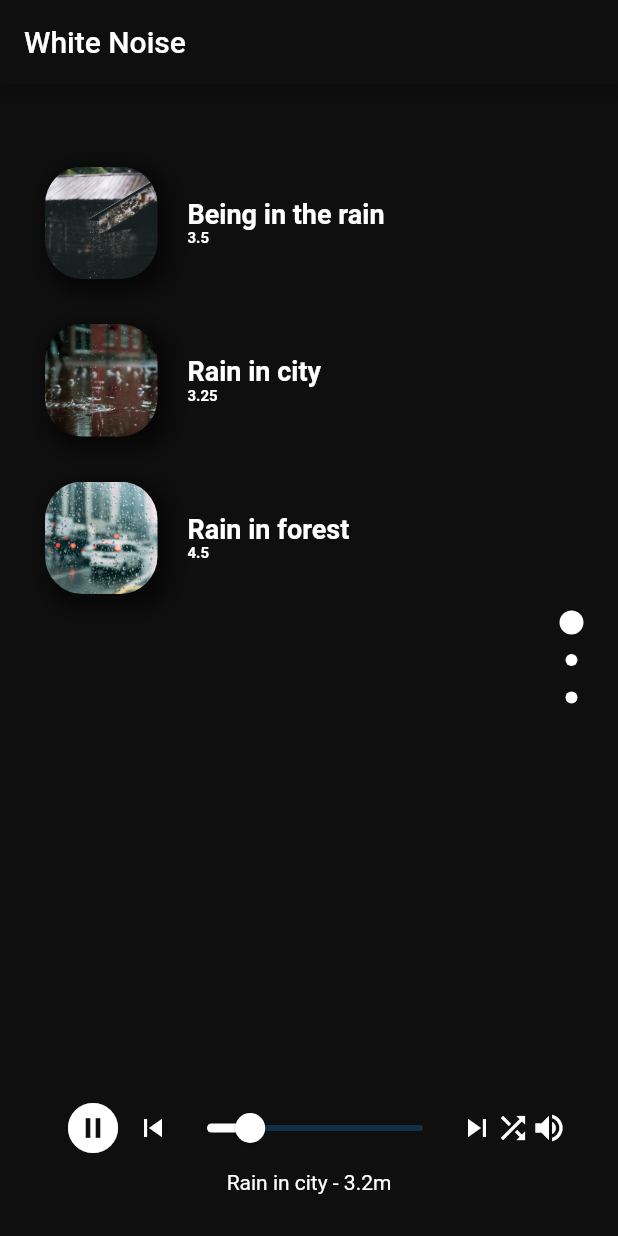
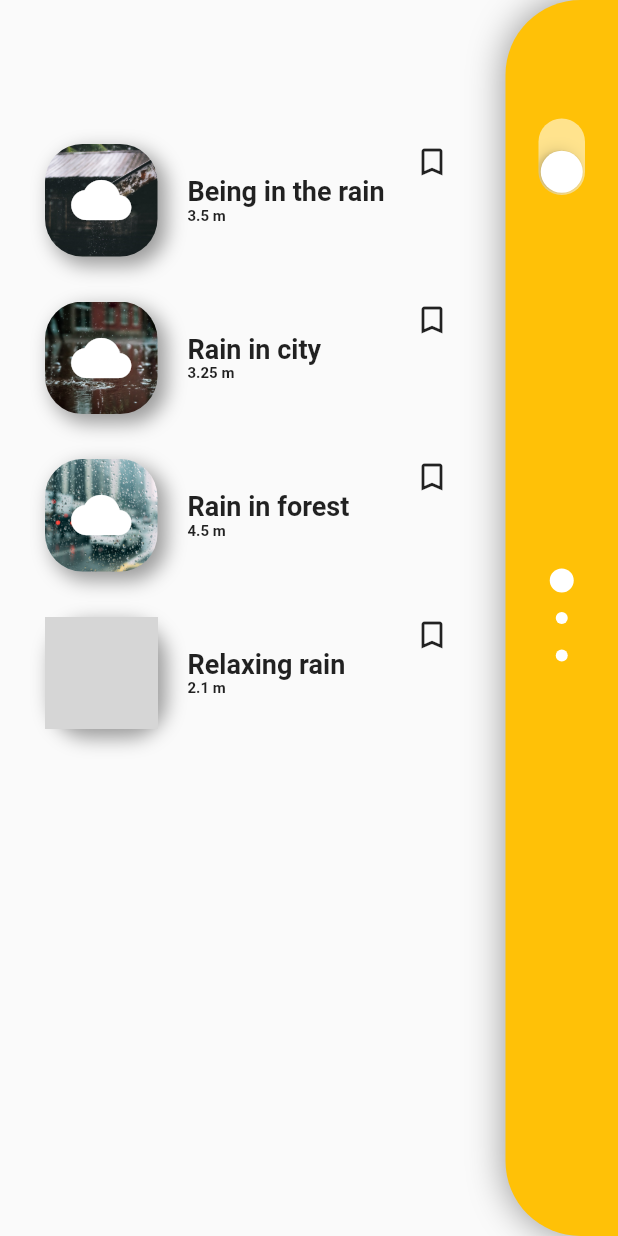
Before and after one commit to conradomanclossi/white_noise, a Flutter app: the screen it shows after launch, on a phone screen of 412 x 824 dp. Run offline on Flutter 3.47's test engine with Material 2 defaults, Android fonts, the phone set to English and light mode, and no system bars; our stand-ins replace flutter_mobx, mobx; generated files the repository leaves out were written again; grey boxes are pictures that could not be loaded.

Commit message:
Update UI

```diff
--- a/lib/main.dart
+++ b/lib/main.dart
@@ -1,7 +1,9 @@
 import 'package:flutter/material.dart';
 import 'package:provider/provider.dart';
-
+// Pages
+import 'pages/items/theme.dart';
 import 'pages/controllers/controller.dart';
+import 'pages/controllers/song_controller.dart';
 import 'pages/home.dart';
 
 void main() => runApp(App());
@@ -9,8 +11,13 @@ void main() => runApp(App());
 class App extends StatelessWidget {
   @override
   Widget build(BuildContext context) {
-    return Provider(
-      create: (_) => Controller(),
+    return MultiProvider(
+      providers: [
+        Provider(create: (_) => Controller()),
+        Provider(create: (_) => Song()),
+        ChangeNotifierProvider(
+            create: (_) => ThemeProvider(isLightTheme: true)),
+      ],
       child: MaterialApp(
         home: HomePage(),
         debugShowCheckedModeBanner: false,
--- a/lib/pages/home.dart
+++ b/lib/pages/home.dart
@@ -1,7 +1,10 @@
+import 'package:flutter/cupertino.dart';
 import 'package:flutter/material.dart';
 import 'package:flutter/widgets.dart';
+import 'package:flutter_mobx/flutter_mobx.dart';
 import 'package:provider/provider.dart';
 import 'package:white_noise/pages/controllers/controller.dart';
+import 'package:white_noise/pages/items/theme.dart';
 import 'package:white_noise/pages/page.dart';
 import 'dart:math';
 
@@ -12,7 +15,6 @@ class DotsIndicator extends AnimatedWidget {
     this.controller,
     this.itemCount,
     this.onPageSelected,
-    this.color: Colors.white,
   }) : super(listenable: controller);
 
   final PageController controller;
@@ -20,8 +22,6 @@ class DotsIndicator extends AnimatedWidget {
   final int itemCount;
 
   final ValueChanged<int> onPageSelected;
-
-  final Color color;
 
   Widget _buildDot(int index) {
     double selectedness = Curves.easeOut.transform(
@@ -35,7 +35,7 @@ class DotsIndicator extends AnimatedWidget {
       width: 25.0,
       child: Center(
         child: Material(
-          color: color,
+          color: Colors.white,
           type: MaterialType.circle,
           child: Container(
             width: 8.0 * zoom,
@@ -68,39 +68,52 @@ class HomePageState extends State<HomePage> {
   @override
   Widget build(BuildContext context) {
     final controller = Provider.of<Controller>(context);
-    List keysList = controller.keysList;
+    final themeProvider = Provider.of<ThemeProvider>(context);
 
     return MaterialApp(
+      theme: themeProvider.getThemeData,
+      title: "White Noise",
       home: Scaffold(
-        backgroundColor: Color(0xFF0F0F0F),
-        appBar: AppBar(
-          title: Text('White Noise'),
-          backgroundColor: Color(0xFF0F0F0F),
-        ),
         body: Stack(
           children: <Widget>[
             PageView.builder(
               scrollDirection: Axis.vertical,
               physics: AlwaysScrollableScrollPhysics(),
               controller: _controller,
-                itemCount: keysList.length,
+              itemCount: controller.getClassElementList.length,
               itemBuilder: (BuildContext context, int index) {
-                  var item = keysList[index];
-                  return Pages(controller.songsList(item));
+                var item = controller.getClassElementList[index];
+                return Pages(item);
               },
             ),
             Positioned(
               top: 0.0,
               bottom: 0.0,
-              left: 350.0,
               right: 0.0,
               child: Container(
-                padding: const EdgeInsets.all(20.0),
+                width: 75,
+                decoration: BoxDecoration(
+                  color: Colors.amber,
+                  borderRadius: BorderRadius.only(
+                      topLeft: Radius.circular(50.0),
+                      bottomLeft: Radius.circular(50.0)),
+                  boxShadow: [
+                    BoxShadow(
+                        color: Colors.black38,
+                        blurRadius: 20,
+                        spreadRadius: 1,
+                        offset: Offset(0, 0)),
+                  ],
+                ),
+                //padding: const EdgeInsets.all(20.0),
+                child: Stack(
+                  children: <Widget>[
+                    Center(
                       child: RotatedBox(
                           quarterTurns: 1,
-                  child:DotsIndicator(
+                          child: DotsIndicator(
                             controller: _controller,
-                      itemCount: keysList.length,
+                            itemCount: controller.getClassElementList.length,
                             onPageSelected: (int page) {
                               _controller.animateToPage(
                                 page,
@@ -108,11 +121,41 @@ class HomePageState extends State<HomePage> {
                                 curve: Curves.ease,
                               );
                             },
-                    )
+                          )),
+                    ),
+                    Align(
+                      alignment: Alignment.topCenter,
+                      child: Padding(
+                        padding: EdgeInsets.only(top: 75),
+                        child: RotatedBox(
+                          quarterTurns: 1,
+                          child: CupertinoSwitch(
+                            activeColor: Colors.white54,
+                            trackColor: Colors.black54,
+                            value: themeProvider.isLightTheme,
+                            onChanged: (bool value) {
+                              setState(() {
+                                themeProvider.setThemeData = value;
+                              });
+                            },
                           ),
                         ),
                       ),
-            player()
+                    ),
+
+                    // Player
+                    Observer(builder: (_) {
+                      return controller.inPlayerWitheSong != null
+                          ? Align(
+                              alignment: Alignment.bottomCenter,
+                              child: Player(),
+                            )
+                          : Text("");
+                    })
+                  ],
+                ),
+              ),
+            ),
           ],
         ),
       ),
--- a/lib/pages/items/player.dart
+++ b/lib/pages/items/player.dart
@@ -1,52 +1,79 @@
 import 'package:flutter/material.dart';
 import 'package:flutter/widgets.dart';
+import 'package:flutter_mobx/flutter_mobx.dart';
+import 'package:provider/provider.dart';
+import 'package:white_noise/pages/controllers/controller.dart';
 
-Widget player() {
-  return Positioned(
-    bottom: 0,
-    left: 0,
-    right: 0,
-    height: 100.0,
-    child: Column(
-      children: <Widget>[
-        Row(
-          mainAxisAlignment: MainAxisAlignment.center,
-          children: <Widget>[
-            IconButton(
-              icon: Icon(Icons.pause_circle_filled),
-              color: Colors.white,
-              focusColor: Colors.blueAccent,
-              iconSize: 40.0,
-              onPressed: () {},
+class Player extends StatelessWidget {
+  @override
+  Widget build(BuildContext context) {
+    final controller = Provider.of<Controller>(context);
+
+    return SizedBox(
+      height: 400,
+      child: Column(
+        mainAxisAlignment: MainAxisAlignment.center,
+        children: <Widget>[
+          RotatedBox(
+            quarterTurns: 1,
+            child: Icon(
+              Icons.skip_previous,
             ),
-            Icon(
-              Icons.skip_previous,
-              color: Colors.white,
+          ),
+          Padding(
+            padding: const EdgeInsets.only(top: 10.0),
+            child: RotatedBox(
+              quarterTurns: 1,
+              child: Icon(
+                Icons.skip_next,
+              ),
             ),
-            Slider(
-              value: 0.2,
-              activeColor: Colors.white,
-              onChanged: (double value) {},
+          ),
+          Padding(
+            padding: const EdgeInsets.only(top: 10.0),
+            child: RotatedBox(
+              quarterTurns: 1,
+              child: Icon(
+                Icons.shuffle,
+              ),
             ),
-            Icon(
-              Icons.skip_next,
-              color: Colors.white,
+          ),
+          Padding(
+            padding: const EdgeInsets.only(top: 10.0),
+            child: Icon(
+              Icons.volume_up,
             ),
-            Icon(
-              Icons.shuffle,
-              color: Colors.white,
+          ),
+          RotatedBox(
+            quarterTurns: -1,
+            child: Column(
+              children: <Widget>[
+                Slider(
+                  value: 0.2,
+                  onChanged: (double value) {},
+                  activeColor: Colors.white,
+                  inactiveColor: Colors.amberAccent,
+                ),
+                Observer(builder: (_) {
+                  return Text(
+                    controller.inPlayerWitheSong != null
+                        ? "${controller.inPlayerWitheSong} m"
+                        : '',
+                  );
+                }),
+              ],
             ),
-            Icon(
-              Icons.volume_up,
-              color: Colors.white,
-            ),
-          ],
-        ),
-        Text(
-          'Rain in city - 3.2m',
-          style: TextStyle(color: Colors.white),
-        ),
-      ],
-    ),
-  );
+          ),
+          IconButton(
+            icon: Icon(Icons.pause_circle_filled),
+            focusColor: Colors.deepOrangeAccent,
+            iconSize: 40.0,
+            onPressed: () {
+              controller.inPlayerWitheSong = null;
+            },
+          )
+        ],
+      ),
+    );
+  }
 }
--- a/lib/pages/items/small_items.dart
+++ b/lib/pages/items/small_items.dart
@@ -1,14 +1,23 @@
 import 'package:flutter/material.dart';
+import 'package:flutter_mobx/flutter_mobx.dart';
+import 'package:provider/provider.dart';
 import 'package:white_noise/pages/controllers/controller.dart';
+import 'package:white_noise/pages/controllers/song_controller.dart';
 
-Widget smallItems(Song song) {
-  var _img = song.img;
-  var _titulo = song.text;
-  var _time = song.time;
-  var _iconOptional = song.icon;
+class SmallItems extends StatelessWidget {
+  final Song song;
+
+  const SmallItems({Key key, this.song}) : super(key: key);
+
+  @override
+  Widget build(BuildContext context) {
+    final controller = Provider.of<Controller>(context);
+
     return Padding(
       padding: const EdgeInsets.only(top: 30.0, left: 30.0),
-    child: Row(
+      child: Stack(
+        children: <Widget>[
+          Row(
             children: <Widget>[
               Container(
                 width: 75,
@@ -16,25 +25,27 @@ Widget smallItems(Song song) {
                 decoration: BoxDecoration(
                     borderRadius: BorderRadius.circular(25.0),
                     image: DecorationImage(
-                image: AssetImage(_img),
+                      image: AssetImage(song.img),
                       fit: BoxFit.cover,
                     ),
                     boxShadow: [
                       BoxShadow(
-                  color: Colors.black54,
+                        color: Colors.black38,
                         blurRadius: 10.0,
-                  spreadRadius: 5.0,
+                        spreadRadius: 1.0,
                         offset: Offset(5, 5),
                       )
                     ]),
                 child: FlatButton(
-            onPressed: () {},
+                  onPressed: () {
+                    controller.setWhiteNoise(song);
+                  },
                   highlightColor: Colors.transparent,
                   shape: RoundedRectangleBorder(
                       borderRadius: BorderRadius.circular(25.0)),
                   splashColor: Colors.white.withOpacity(0.5),
                   child: Icon(
-              _iconOptional,
+                    song.icon,
                     color: Colors.white,
                     size: 40.0,
                   ),
@@ -44,21 +55,33 @@ Widget smallItems(Song song) {
                 padding: const EdgeInsets.only(left: 20.0),
                 child: Text.rich(
                   TextSpan(
-              text: _titulo,
+                    text: song.text,
                     style: TextStyle(
-                  color: Colors.white,
                         fontSize: 18.0,
                         fontWeight: FontWeight.bold), // default text style
                     children: <TextSpan>[
                       TextSpan(
-                  text: '\n$_time',
-                  style: TextStyle(color: Colors.white, fontSize: 10.0),
+                        text: '\n${song.time} m',
+                        style: TextStyle(fontSize: 10.0),
                       ),
                     ],
                   ),
                 ),
+              )
+            ],
           ),
+          Align(
+            alignment: Alignment.centerRight,
+            child: GestureDetector(onTap: () {
+              controller.defineBookmark(song);
+            }, child: Observer(builder: (_) {
+              return Icon(song.bookmark == true
+                  ? Icons.bookmark
+                  : Icons.bookmark_border);
+            })),
+          )
         ],
       ),
     );
   }
+}
--- /dev/null
+++ b/lib/pages/items/theme.dart
@@ -0,0 +1,41 @@
+import 'package:flutter/cupertino.dart';
+import 'package:flutter/material.dart';
+
+class ThemeProvider with ChangeNotifier {
+  bool isLightTheme;
+
+  ThemeProvider({this.isLightTheme});
+
+  ThemeData get getThemeData => isLightTheme ? lightTheme : darkTheme;
+
+  set setThemeData(bool val) {
+    if (val) {
+      isLightTheme = true;
+    } else {
+      isLightTheme = false;
+    }
+    notifyListeners();
+  }
+}
+
+// Dark Theme
+final darkTheme = ThemeData(
+  primarySwatch: Colors.grey,
+  primaryColor: Colors.black,
+  brightness: Brightness.dark,
+  backgroundColor: Color(0xFF000000),
+  accentColor: Colors.white,
+  accentIconTheme: IconThemeData(color: Colors.black),
+  dividerColor: Colors.black54,
+);
+
+// Light Theme
+final lightTheme = ThemeData(
+  primarySwatch: Colors.grey,
+  primaryColor: Colors.white,
+  brightness: Brightness.light,
+  backgroundColor: Color(0xFFE5E5E5),
+  accentColor: Colors.black,
+  accentIconTheme: IconThemeData(color: Colors.white),
+  dividerColor: Colors.white54,
+);
--- a/lib/pages/page.dart
+++ b/lib/pages/page.dart
@@ -1,27 +1,41 @@
 import 'package:flutter/material.dart';
-import 'package:white_noise/pages/controllers/controller.dart';
+import 'package:flutter_mobx/flutter_mobx.dart';
+import 'package:provider/provider.dart';
+import 'package:white_noise/pages/items/big_box.dart';
 import 'package:white_noise/pages/items/small_items.dart';
+import 'controllers/controller.dart';
 
 class Pages extends StatelessWidget {
-  final List<Song> songs;
+  final String classElement;
 
-  const Pages(this.songs, {Key key}) : super(key: key);
+  const Pages(this.classElement, {Key key}) : super(key: key);
 
   @override
   Widget build(BuildContext context) {
+    final controller = Provider.of<Controller>(context);
+    var bookmark = controller.bookmarksSongs.where((element) {
+      return element.classElement.toLowerCase() == classElement.toLowerCase();
+    });
+
     return Column(
       crossAxisAlignment: CrossAxisAlignment.start,
       children: <Widget>[
-        Container(
-            width: 300,
-            height: 335,
-            margin: EdgeInsets.only(top: 25),
-            child: ListView.builder(
-              itemCount: songs.length,
-              itemBuilder: (BuildContext context, int index) {
-                return smallItems(songs[index]);
-              },
-            ))
+        Observer(builder: (_) {
+          return bookmark.isNotEmpty ? BigBox(song: bookmark.single) : Text("");
+        }),
+        SizedBox(
+          width: 300,
+          height: 500,
+          child: ListView.builder(
+            padding: EdgeInsets.only(top: bookmark.isNotEmpty ? 10 : 50),
+            itemCount: controller.filterSongForClass(classElement).length,
+            itemBuilder: (BuildContext context, int index) {
+              return SmallItems(
+                song: controller.filterSongForClass(classElement)[index],
+              );
+            },
+          ),
+        ),
       ],
     );
   }
```
Also changed, not shown: lib/animator.dart (+7 -1 lines), lib/pages/controllers/controller.dart (+140 -70 lines), lib/pages/controllers/song_controller.dart (added, +43 -0 lines), lib/pages/items/big_box.dart (+30 -24 lines), lib/test.dart (added, +39 -0 lines), lib/pages/controllers/controller.g.dart, lib/pages/controllers/song_controller.g.dart (added), 1 other file. Lines whose indentation alone changed are shown as unchanged.
